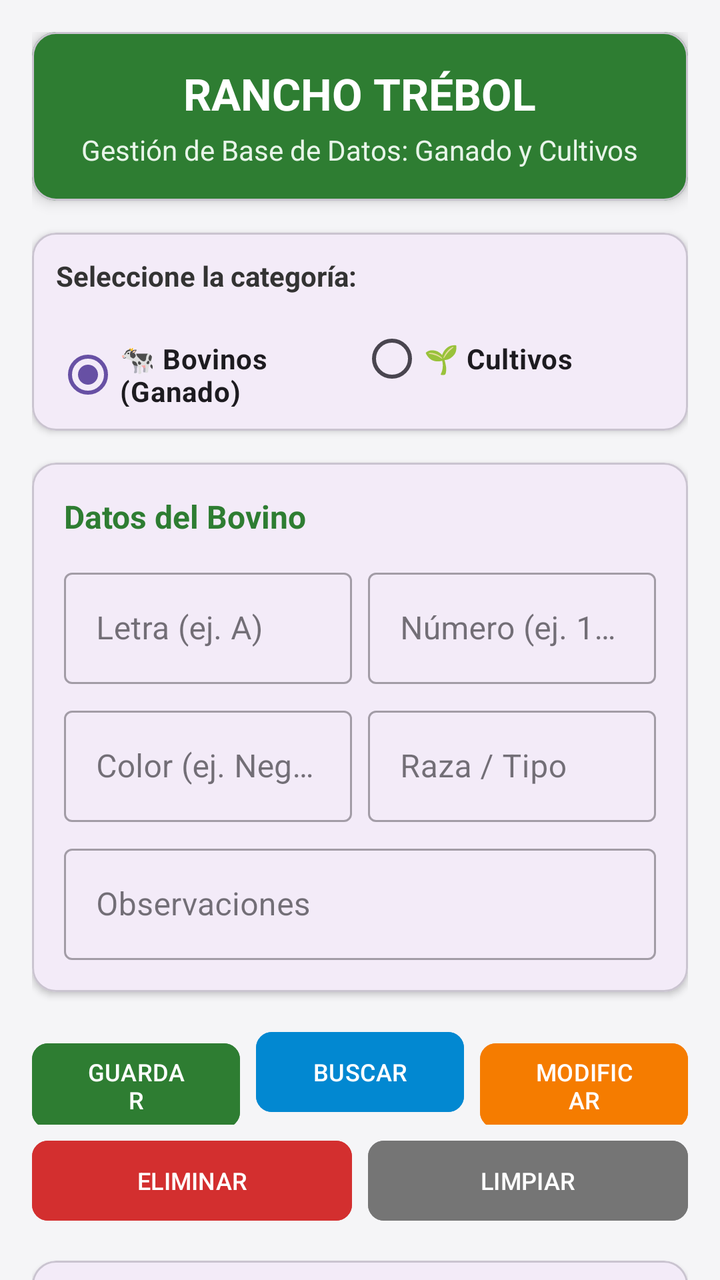
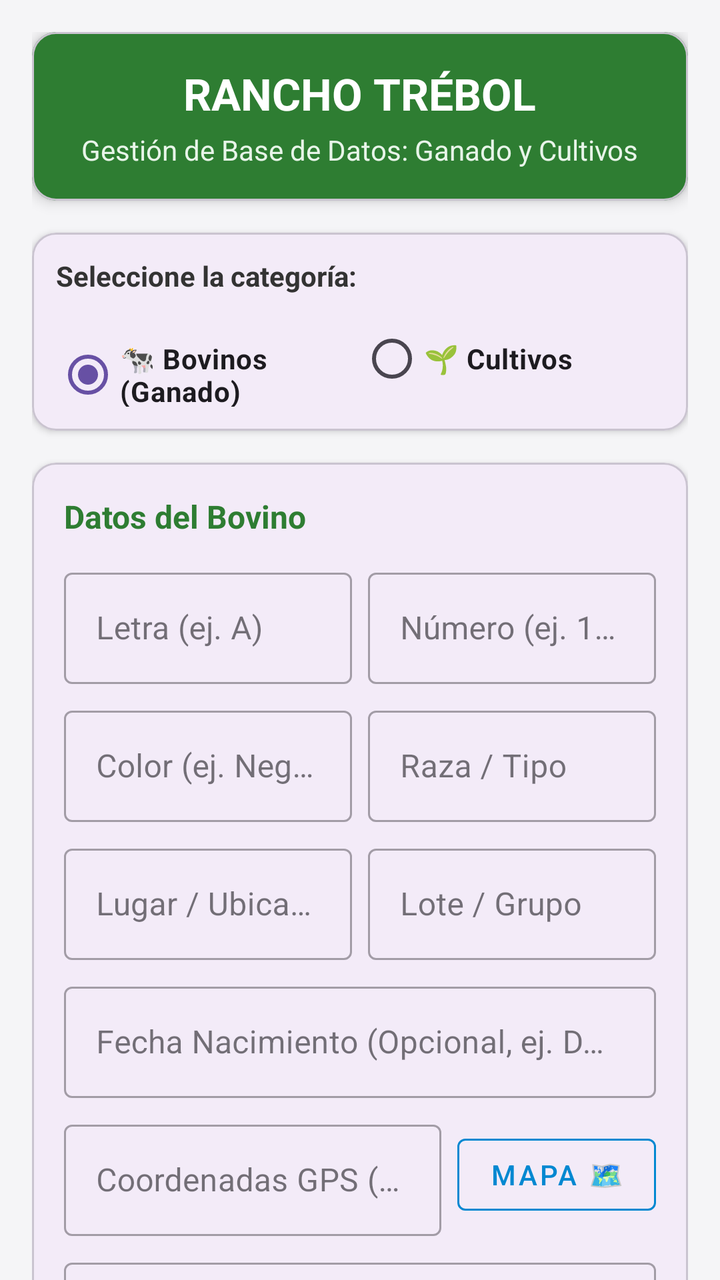

Screens rendered from an Android XML layout before and after an edit, with the pre-edit source and the edit as a unified diff.
<!-- AndroidManifest.xml: application theme Theme.RanchoTrebol -->
<!-- res/layout/activity_main.xml -->
<?xml version="1.0" encoding="utf-8"?>
<androidx.coordinatorlayout.widget.CoordinatorLayout xmlns:android="http://schemas.android.com/apk/res/android"
    xmlns:app="http://schemas.android.com/apk/res-auto"
    xmlns:tools="http://schemas.android.com/tools"
    android:id="@+id/main"
    android:layout_width="match_parent"
    android:layout_height="match_parent"
    android:background="#F5F5F7"
    tools:context=".MainActivity">

    <androidx.core.widget.NestedScrollView
        android:layout_width="match_parent"
        android:layout_height="match_parent"
        android:fillViewport="true">

        <LinearLayout
            android:layout_width="match_parent"
            android:layout_height="wrap_content"
            android:orientation="vertical"
            android:padding="16dp">

            
            <com.google.android.material.card.MaterialCardView
                android:layout_width="match_parent"
                android:layout_height="wrap_content"
                android:layout_marginBottom="16dp"
                app:cardBackgroundColor="#2E7D32"
                app:cardCornerRadius="12dp"
                app:cardElevation="4dp">

                <LinearLayout
                    android:layout_width="match_parent"
                    android:layout_height="wrap_content"
                    android:gravity="center"
                    android:orientation="vertical"
                    android:padding="16dp">

                    <TextView
                        android:layout_width="wrap_content"
                        android:layout_height="wrap_content"
                        android:text="RANCHO TRÉBOL"
                        android:textColor="#FFFFFF"
                        android:textSize="22sp"
                        android:textStyle="bold" />

                    <TextView
                        android:layout_width="wrap_content"
                        android:layout_height="wrap_content"
                        android:layout_marginTop="4dp"
                        android:text="Gestión de Base de Datos: Ganado y Cultivos"
                        android:textColor="#E8F5E9"
                        android:textSize="14sp" />
                </LinearLayout>
            </com.google.android.material.card.MaterialCardView>

            
            <com.google.android.material.card.MaterialCardView
                android:layout_width="match_parent"
                android:layout_height="wrap_content"
                android:layout_marginBottom="16dp"
                app:cardCornerRadius="12dp"
                app:cardElevation="2dp">

                <LinearLayout
                    android:layout_width="match_parent"
                    android:layout_height="wrap_content"
                    android:orientation="vertical"
                    android:padding="12dp">

                    <TextView
                        android:layout_width="wrap_content"
                        android:layout_height="wrap_content"
                        android:layout_marginBottom="8dp"
                        android:text="Seleccione la categoría:"
                        android:textColor="#333333"
                        android:textSize="14sp"
                        android:textStyle="bold" />

                    <RadioGroup
                        android:id="@+id/rgCategoria"
                        android:layout_width="match_parent"
                        android:layout_height="wrap_content"
                        android:checkedButton="@id/rbBovinos"
                        android:orientation="horizontal">

                        <RadioButton
                            android:id="@+id/rbBovinos"
                            android:layout_width="0dp"
                            android:layout_height="wrap_content"
                            android:layout_weight="1"
                            android:text="🐄 Bovinos (Ganado)"
                            android:textSize="14sp"
                            android:textStyle="bold" />

                        <RadioButton
                            android:id="@+id/rbCultivos"
                            android:layout_width="0dp"
                            android:layout_height="wrap_content"
                            android:layout_weight="1"
                            android:text="🌱 Cultivos"
                            android:textSize="14sp"
                            android:textStyle="bold" />
                    </RadioGroup>
                </LinearLayout>
            </com.google.android.material.card.MaterialCardView>

            
            <com.google.android.material.card.MaterialCardView
                android:id="@+id/cardFormBovinos"
                android:layout_width="match_parent"
                android:layout_height="wrap_content"
                android:layout_marginBottom="16dp"
                app:cardCornerRadius="12dp"
                app:cardElevation="2dp">

                <LinearLayout
                    android:layout_width="match_parent"
                    android:layout_height="wrap_content"
                    android:orientation="vertical"
                    android:padding="16dp">

                    <TextView
                        android:layout_width="wrap_content"
                        android:layout_height="wrap_content"
                        android:layout_marginBottom="12dp"
                        android:text="Datos del Bovino"
                        android:textColor="#2E7D32"
                        android:textSize="16sp"
                        android:textStyle="bold" />

                    <LinearLayout
                        android:layout_width="match_parent"
                        android:layout_height="wrap_content"
                        android:orientation="horizontal">

                        <com.google.android.material.textfield.TextInputLayout
                            android:id="@+id/tilLetra"
                            style="@style/Widget.MaterialComponents.TextInputLayout.OutlinedBox"
                            android:layout_width="0dp"
                            android:layout_height="wrap_content"
                            android:layout_marginEnd="8dp"
                            android:layout_weight="1"
                            android:hint="Letra (ej. A)">

                            <com.google.android.material.textfield.TextInputEditText
                                android:id="@+id/etLetra"
                                android:layout_width="match_parent"
                                android:layout_height="wrap_content"
                                android:inputType="textCapCharacters"
                                android:maxLength="5" />
                        </com.google.android.material.textfield.TextInputLayout>

                        <com.google.android.material.textfield.TextInputLayout
                            android:id="@+id/tilNumero"
                            style="@style/Widget.MaterialComponents.TextInputLayout.OutlinedBox"
                            android:layout_width="0dp"
                            android:layout_height="wrap_content"
                            android:layout_weight="1"
                            android:hint="Número (ej. 102)">

                            <com.google.android.material.textfield.TextInputEditText
                                android:id="@+id/etNumero"
                                android:layout_width="match_parent"
                                android:layout_height="wrap_content"
                                android:inputType="number" />
                        </com.google.android.material.textfield.TextInputLayout>
                    </LinearLayout>

                    <LinearLayout
                        android:layout_width="match_parent"
                        android:layout_height="wrap_content"
                        android:layout_marginTop="8dp"
                        android:orientation="horizontal">

                        <com.google.android.material.textfield.TextInputLayout
                            android:id="@+id/tilColor"
                            style="@style/Widget.MaterialComponents.TextInputLayout.OutlinedBox"
                            android:layout_width="0dp"
                            android:layout_height="wrap_content"
                            android:layout_marginEnd="8dp"
                            android:layout_weight="1"
                            android:hint="Color (ej. Negro, Blanco)">

                            <com.google.android.material.textfield.TextInputEditText
                                android:id="@+id/etColor"
                                android:layout_width="match_parent"
                                android:layout_height="wrap_content"
                                android:inputType="textCapWords" />
                        </com.google.android.material.textfield.TextInputLayout>

                        <com.google.android.material.textfield.TextInputLayout
                            android:id="@+id/tilRaza"
                            style="@style/Widget.MaterialComponents.TextInputLayout.OutlinedBox"
                            android:layout_width="0dp"
                            android:layout_height="wrap_content"
                            android:layout_weight="1"
                            android:hint="Raza / Tipo">

                            <com.google.android.material.textfield.TextInputEditText
                                android:id="@+id/etRaza"
                                android:layout_width="match_parent"
                                android:layout_height="wrap_content"
                                android:inputType="textCapWords" />
                        </com.google.android.material.textfield.TextInputLayout>
                    </LinearLayout>

                    <com.google.android.material.textfield.TextInputLayout
                        android:id="@+id/tilObsBovino"
                        style="@style/Widget.MaterialComponents.TextInputLayout.OutlinedBox"
                        android:layout_width="match_parent"
                        android:layout_height="wrap_content"
                        android:layout_marginTop="8dp"
                        android:hint="Observaciones">

                        <com.google.android.material.textfield.TextInputEditText
                            android:id="@+id/etObsBovino"
                            android:layout_width="match_parent"
                            android:layout_height="wrap_content"
                            android:inputType="textMultiLine"
                            android:maxLines="3" />
                    </com.google.android.material.textfield.TextInputLayout>
                </LinearLayout>
            </com.google.android.material.card.MaterialCardView>

            
            <com.google.android.material.card.MaterialCardView
                android:id="@+id/cardFormCultivos"
                android:layout_width="match_parent"
                android:layout_height="wrap_content"
                android:layout_marginBottom="16dp"
                android:visibility="gone"
                app:cardCornerRadius="12dp"
                app:cardElevation="2dp">

                <LinearLayout
                    android:layout_width="match_parent"
                    android:layout_height="wrap_content"
                    android:orientation="vertical"
                    android:padding="16dp">

                    <TextView
                        android:layout_width="wrap_content"
                        android:layout_height="wrap_content"
                        android:layout_marginBottom="12dp"
                        android:text="Datos del Cultivo"
                        android:textColor="#2E7D32"
                        android:textSize="16sp"
                        android:textStyle="bold" />

                    <LinearLayout
                        android:layout_width="match_parent"
                        android:layout_height="wrap_content"
                        android:orientation="horizontal">

                        <com.google.android.material.textfield.TextInputLayout
                            android:id="@+id/tilCodigo"
                            style="@style/Widget.MaterialComponents.TextInputLayout.OutlinedBox"
                            android:layout_width="0dp"
                            android:layout_height="wrap_content"
                            android:layout_marginEnd="8dp"
                            android:layout_weight="1"
                            android:hint="Código (ej. C-01)">

                            <com.google.android.material.textfield.TextInputEditText
                                android:id="@+id/etCodigo"
                                android:layout_width="match_parent"
                                android:layout_height="wrap_content"
                                android:inputType="textCapCharacters" />
                        </com.google.android.material.textfield.TextInputLayout>

                        <com.google.android.material.textfield.TextInputLayout
                            android:id="@+id/tilNombreCultivo"
                            style="@style/Widget.MaterialComponents.TextInputLayout.OutlinedBox"
                            android:layout_width="0dp"
                            android:layout_height="wrap_content"
                            android:layout_weight="1"
                            android:hint="Nombre (ej. Maíz)">

                            <com.google.android.material.textfield.TextInputEditText
                                android:id="@+id/etNombreCultivo"
                                android:layout_width="match_parent"
                                android:layout_height="wrap_content"
                                android:inputType="textCapWords" />
                        </com.google.android.material.textfield.TextInputLayout>
                    </LinearLayout>

                    <LinearLayout
                        android:layout_width="match_parent"
                        android:layout_height="wrap_content"
                        android:layout_marginTop="8dp"
                        android:orientation="horizontal">

                        <com.google.android.material.textfield.TextInputLayout
                            android:id="@+id/tilHectareas"
                            style="@style/Widget.MaterialComponents.TextInputLayout.OutlinedBox"
                            android:layout_width="0dp"
                            android:layout_height="wrap_content"
                            android:layout_marginEnd="8dp"
                            android:layout_weight="1"
                            android:hint="Hectáreas">

                            <com.google.android.material.textfield.TextInputEditText
                                android:id="@+id/etHectareas"
                                android:layout_width="match_parent"
                                android:layout_height="wrap_content"
                                android:inputType="numberDecimal" />
                        </com.google.android.material.textfield.TextInputLayout>

                        <com.google.android.material.textfield.TextInputLayout
                            android:id="@+id/tilEstado"
                            style="@style/Widget.MaterialComponents.TextInputLayout.OutlinedBox"
                            android:layout_width="0dp"
                            android:layout_height="wrap_content"
                            android:layout_weight="1"
                            android:hint="Estado (ej. Siembra)">

                            <com.google.android.material.textfield.TextInputEditText
                                android:id="@+id/etEstado"
                                android:layout_width="match_parent"
                                android:layout_height="wrap_content"
                                android:inputType="textCapWords" />
                        </com.google.android.material.textfield.TextInputLayout>
                    </LinearLayout>

                    <com.google.android.material.textfield.TextInputLayout
                        android:id="@+id/tilObsCultivo"
                        style="@style/Widget.MaterialComponents.TextInputLayout.OutlinedBox"
                        android:layout_width="match_parent"
                        android:layout_height="wrap_content"
                        android:layout_marginTop="8dp"
                        android:hint="Observaciones">

                        <com.google.android.material.textfield.TextInputEditText
                            android:id="@+id/etObsCultivo"
                            android:layout_width="match_parent"
                            android:layout_height="wrap_content"
                            android:inputType="textMultiLine"
                            android:maxLines="3" />
                    </com.google.android.material.textfield.TextInputLayout>
                </LinearLayout>
            </com.google.android.material.card.MaterialCardView>

            
            <LinearLayout
                android:layout_width="match_parent"
                android:layout_height="wrap_content"
                android:layout_marginBottom="8dp"
                android:orientation="vertical">

                
                <LinearLayout
                    android:layout_width="match_parent"
                    android:layout_height="wrap_content"
                    android:orientation="horizontal">

                    <com.google.android.material.button.MaterialButton
                        android:id="@+id/btnGuardar"
                        android:layout_width="0dp"
                        android:layout_height="wrap_content"
                        android:layout_marginEnd="4dp"
                        android:layout_weight="1"
                        android:backgroundTint="#2E7D32"
                        android:text="GUARDAR"
                        android:textSize="12sp"
                        app:cornerRadius="8dp" />

                    <com.google.android.material.button.MaterialButton
                        android:id="@+id/btnBuscar"
                        android:layout_width="0dp"
                        android:layout_height="wrap_content"
                        android:layout_marginStart="4dp"
                        android:layout_marginEnd="4dp"
                        android:layout_weight="1"
                        android:backgroundTint="#0288D1"
                        android:text="BUSCAR"
                        android:textSize="12sp"
                        app:cornerRadius="8dp" />

                    <com.google.android.material.button.MaterialButton
                        android:id="@+id/btnModificar"
                        android:layout_width="0dp"
                        android:layout_height="wrap_content"
                        android:layout_marginStart="4dp"
                        android:layout_weight="1"
                        android:backgroundTint="#F57C00"
                        android:text="MODIFICAR"
                        android:textSize="12sp"
                        app:cornerRadius="8dp" />
                </LinearLayout>

                
                <LinearLayout
                    android:layout_width="match_parent"
                    android:layout_height="wrap_content"
                    android:layout_marginTop="4dp"
                    android:orientation="horizontal">

                    <com.google.android.material.button.MaterialButton
                        android:id="@+id/btnEliminar"
                        android:layout_width="0dp"
                        android:layout_height="wrap_content"
                        android:layout_marginEnd="4dp"
                        android:layout_weight="1"
                        android:backgroundTint="#D32F2F"
                        android:text="ELIMINAR"
                        android:textSize="12sp"
                        app:cornerRadius="8dp" />

                    <com.google.android.material.button.MaterialButton
                        android:id="@+id/btnLimpiar"
                        android:layout_width="0dp"
                        android:layout_height="wrap_content"
                        android:layout_marginStart="4dp"
                        android:layout_weight="1"
                        android:backgroundTint="#757575"
                        android:text="LIMPIAR"
                        android:textSize="12sp"
                        app:cornerRadius="8dp" />
                </LinearLayout>
            </LinearLayout>

            
            <com.google.android.material.card.MaterialCardView
                android:layout_width="match_parent"
                android:layout_height="wrap_content"
                android:layout_marginTop="8dp"
                app:cardCornerRadius="12dp"
                app:cardElevation="2dp">

                <LinearLayout
                    android:layout_width="match_parent"
                    android:layout_height="wrap_content"
                    android:orientation="vertical"
                    android:padding="16dp">

                    <TextView
                        android:id="@+id/tvTituloLista"
                        android:layout_width="wrap_content"
                        android:layout_height="wrap_content"
                        android:layout_marginBottom="8dp"
                        android:text="Lista de Registros en Base de Datos"
                        android:textColor="#333333"
                        android:textSize="16sp"
                        android:textStyle="bold" />

                    <TextView
                        android:id="@+id/tvListaRegistros"
                        android:layout_width="match_parent"
                        android:layout_height="wrap_content"
                        android:lineSpacingExtra="4dp"
                        android:text="No hay registros guardados."
                        android:textColor="#666666"
                        android:textSize="14sp" />
                </LinearLayout>
            </com.google.android.material.card.MaterialCardView>

        </LinearLayout>
    </androidx.core.widget.NestedScrollView>

</androidx.coordinatorlayout.widget.CoordinatorLayout>
<!-- resources referenced by this layout -->
<resources>
  <style name="Theme.RanchoTrebol" parent="Base.Theme.RanchoTrebol" />
  <style name="Base.Theme.RanchoTrebol" parent="Theme.Material3.DayNight.NoActionBar">
          
          
      </style>
</resources>

<!-- the commit's change to res/layout/activity_main.xml (unified diff, before → after) -->
@@ -204,6 +204,94 @@
                         </com.google.android.material.textfield.TextInputLayout>
                     </LinearLayout>
 
+                    <LinearLayout
+                        android:layout_width="match_parent"
+                        android:layout_height="wrap_content"
+                        android:layout_marginTop="8dp"
+                        android:orientation="horizontal">
+
+                        <com.google.android.material.textfield.TextInputLayout
+                            android:id="@+id/tilLugar"
+                            style="@style/Widget.MaterialComponents.TextInputLayout.OutlinedBox"
+                            android:layout_width="0dp"
+                            android:layout_height="wrap_content"
+                            android:layout_marginEnd="8dp"
+                            android:layout_weight="1"
+                            android:hint="@string/hint_lugar">
+
+                            <com.google.android.material.textfield.TextInputEditText
+                                android:id="@+id/etLugar"
+                                android:layout_width="match_parent"
+                                android:layout_height="wrap_content"
+                                android:inputType="textCapWords" />
+                        </com.google.android.material.textfield.TextInputLayout>
+
+                        <com.google.android.material.textfield.TextInputLayout
+                            android:id="@+id/tilLote"
+                            style="@style/Widget.MaterialComponents.TextInputLayout.OutlinedBox"
+                            android:layout_width="0dp"
+                            android:layout_height="wrap_content"
+                            android:layout_weight="1"
+                            android:hint="@string/hint_lote">
+
+                            <com.google.android.material.textfield.TextInputEditText
+                                android:id="@+id/etLote"
+                                android:layout_width="match_parent"
+                                android:layout_height="wrap_content"
+                                android:inputType="textCapWords" />
+                        </com.google.android.material.textfield.TextInputLayout>
+                    </LinearLayout>
+
+                    <com.google.android.material.textfield.TextInputLayout
+                        android:id="@+id/tilFechaBovino"
+                        style="@style/Widget.MaterialComponents.TextInputLayout.OutlinedBox"
+                        android:layout_width="match_parent"
+                        android:layout_height="wrap_content"
+                        android:layout_marginTop="8dp"
+                        android:hint="@string/hint_fecha_nacimiento"
+                        app:endIconMode="clear_text">
+
+                        <com.google.android.material.textfield.TextInputEditText
+                            android:id="@+id/etFechaBovino"
+                            android:layout_width="match_parent"
+                            android:layout_height="wrap_content"
+                            android:inputType="date" />
+                    </com.google.android.material.textfield.TextInputLayout>
+
+                    <LinearLayout
+                        android:layout_width="match_parent"
+                        android:layout_height="wrap_content"
+                        android:layout_marginTop="8dp"
+                        android:gravity="center_vertical"
+                        android:orientation="horizontal">
+
+                        <com.google.android.material.textfield.TextInputLayout
+                            android:id="@+id/tilCoordenadasBovino"
+                            style="@style/Widget.MaterialComponents.TextInputLayout.OutlinedBox"
+                            android:layout_width="0dp"
+                            android:layout_height="wrap_content"
+                            android:layout_weight="1"
+                            android:hint="@string/hint_coordenadas"
+                            app:endIconMode="clear_text">
+
+                            <com.google.android.material.textfield.TextInputEditText
+                                android:id="@+id/etCoordenadasBovino"
+                                android:layout_width="match_parent"
+                                android:layout_height="wrap_content"
+                                android:inputType="text" />
+                        </com.google.android.material.textfield.TextInputLayout>
+
+                        <com.google.android.material.button.MaterialButton
+                            android:id="@+id/btnMapaBovino"
+                            style="@style/Widget.MaterialComponents.Button.OutlinedButton"
+                            android:layout_width="wrap_content"
+                            android:layout_height="wrap_content"
+                            android:layout_marginStart="8dp"
+                            android:text="@string/btn_ver_mapa"
+                            android:textColor="#0288D1"
+                            app:strokeColor="#0288D1" />
+                    </LinearLayout>
+
                     <com.google.android.material.textfield.TextInputLayout
                         android:id="@+id/tilObsBovino"
                         style="@style/Widget.MaterialComponents.TextInputLayout.OutlinedBox"
@@ -323,6 +411,56 @@
                     </LinearLayout>
 
                     <com.google.android.material.textfield.TextInputLayout
+                        android:id="@+id/tilFechaCultivo"
+                        style="@style/Widget.MaterialComponents.TextInputLayout.OutlinedBox"
+                        android:layout_width="match_parent"
+                        android:layout_height="wrap_content"
+                        android:layout_marginTop="8dp"
+                        android:hint="@string/hint_fecha_nacimiento"
+                        app:endIconMode="clear_text">
+
+                        <com.google.android.material.textfield.TextInputEditText
+                            android:id="@+id/etFechaCultivo"
+                            android:layout_width="match_parent"
+                            android:layout_height="wrap_content"
+                            android:inputType="date" />
+                    </com.google.android.material.textfield.TextInputLayout>
+
+                    <LinearLayout
+                        android:layout_width="match_parent"
+                        android:layout_height="wrap_content"
+                        android:layout_marginTop="8dp"
+                        android:gravity="center_vertical"
+                        android:orientation="horizontal">
+
+                        <com.google.android.material.textfield.TextInputLayout
+                            android:id="@+id/tilCoordenadasCultivo"
+                            style="@style/Widget.MaterialComponents.TextInputLayout.OutlinedBox"
+                            android:layout_width="0dp"
+                            android:layout_height="wrap_content"
+                            android:layout_weight="1"
+                            android:hint="@string/hint_coordenadas"
+                            app:endIconMode="clear_text">
+
+                            <com.google.android.material.textfield.TextInputEditText
+                                android:id="@+id/etCoordenadasCultivo"
+                                android:layout_width="match_parent"
+                                android:layout_height="wrap_content"
+                                android:inputType="text" />
+                        </com.google.android.material.textfield.TextInputLayout>
+
+                        <com.google.android.material.button.MaterialButton
+                            android:id="@+id/btnMapaCultivo"
+                            style="@style/Widget.MaterialComponents.Button.OutlinedButton"
+                            android:layout_width="wrap_content"
+                            android:layout_height="wrap_content"
+                            android:layout_marginStart="8dp"
+                            android:text="@string/btn_ver_mapa"
+                            android:textColor="#0288D1"
+                            app:strokeColor="#0288D1" />
+                    </LinearLayout>
+
+                    <com.google.android.material.textfield.TextInputLayout
                         android:id="@+id/tilObsCultivo"
                         style="@style/Widget.MaterialComponents.TextInputLayout.OutlinedBox"
                         android:layout_width="match_parent"
@@ -451,6 +589,17 @@
                         android:text="No hay registros guardados."
                         android:textColor="#666666"
                         android:textSize="14sp" />
+
+                    <com.google.android.material.button.MaterialButton
+                        android:id="@+id/btnVerMapaResultado"
+                        android:layout_width="wrap_content"
+                        android:layout_height="wrap_content"
+                        android:layout_marginTop="12dp"
+                        android:backgroundTint="#0288D1"
+                        android:text="🗺️ VER SITIO EN EL MAPA"
+                        android:textSize="12sp"
+                        android:visibility="gone"
+                        app:cornerRadius="8dp" />
                 </LinearLayout>
             </com.google.android.material.card.MaterialCardView>
 
<!-- resource entries referenced after the edit -->
@@ -1,5 +1,10 @@
 <!-- resources referenced by this layout -->
 <resources>
+  <string name="btn_ver_mapa">Mapa 🗺️</string>
+  <string name="hint_coordenadas">Coordenadas GPS (ej. 4.6097, -74.0817)</string>
+  <string name="hint_fecha_nacimiento">Fecha Nacimiento (Opcional, ej. DD/MM/AAAA)</string>
+  <string name="hint_lote">Lote / Grupo</string>
+  <string name="hint_lugar">Lugar / Ubicación</string>
   <style name="Theme.RanchoTrebol" parent="Base.Theme.RanchoTrebol" />
   <style name="Base.Theme.RanchoTrebol" parent="Theme.Material3.DayNight.NoActionBar">
           
